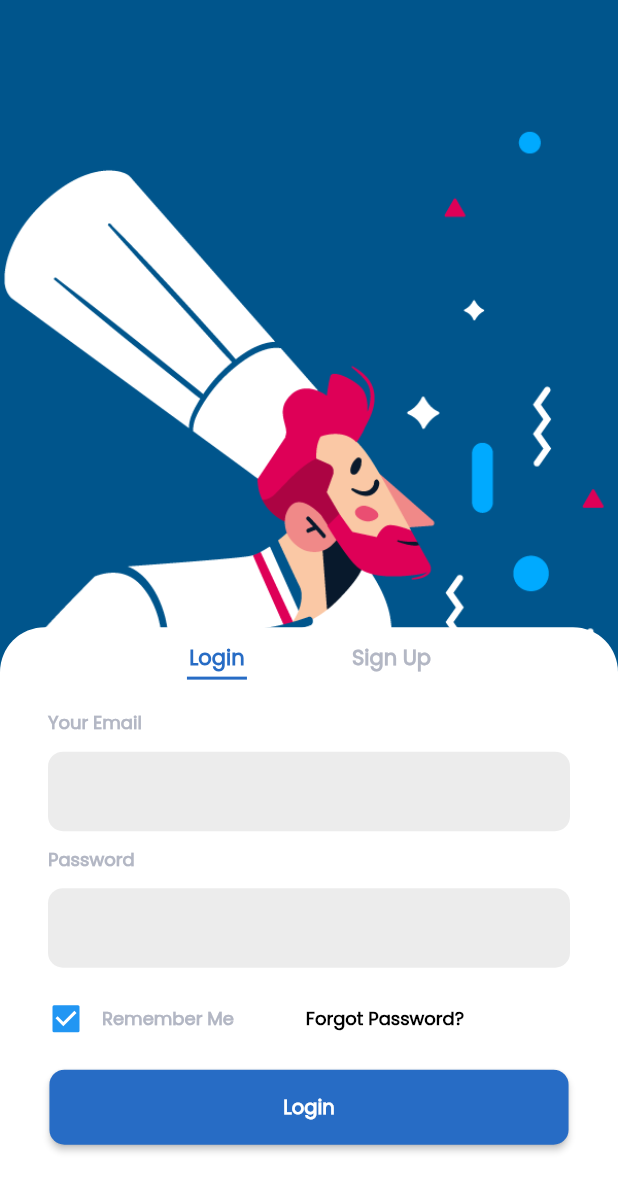
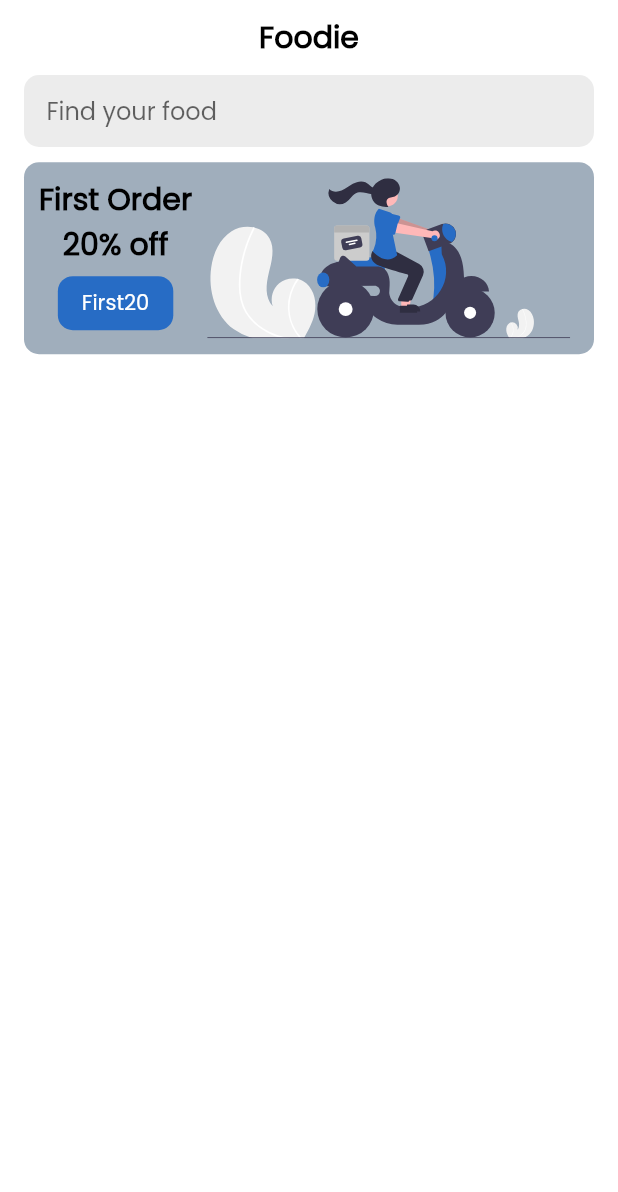
Before and after one commit to agyaregeoffrey/food-delivery-flutter, a Flutter app: the screen it shows after launch, after a tap on "Login", on a phone screen of 412 x 824 dp. Shown: the top 1192 px of the screen. Run offline on Flutter 3.47's test engine with Material 2 defaults, Android fonts, the phone set to English and light mode, and no system bars; our stand-ins replace firebase_auth, flutter_svg, google_fonts; accounts and stored records are empty.

```diff
--- a/lib/my_app.dart
+++ b/lib/my_app.dart
@@ -1,5 +1,5 @@
 import 'package:flutter/material.dart';
-import 'package:food_delivery_app/screens/home/home.dart';
+import 'package:food_delivery_app/routes/routes.dart';
 
 class MyApp extends StatelessWidget {
   const MyApp({Key? key}) : super(key: key);
@@ -12,7 +12,8 @@ class MyApp extends StatelessWidget {
         fontFamily: 'Poppins',
         scaffoldBackgroundColor: Colors.white,
       ),
-      home: const Home(),
+      initialRoute: Routes.homePage,
+      onGenerateRoute: Routes.generateRoute,
     );
   }
 }
--- /dev/null
+++ b/lib/routes/routes.dart
@@ -0,0 +1,26 @@
+import 'package:flutter/material.dart';
+import 'package:food_delivery_app/screens/home/home.dart';
+import 'package:food_delivery_app/screens/landing/landing.dart';
+
+class Routes {
+  static const homePage = '/';
+  static const landingPage = '/landing';
+
+  static Route<dynamic> generateRoute(RouteSettings routeSettings) {
+    switch (routeSettings.name) {
+      case homePage:
+        return MaterialPageRoute(
+          builder: (context) => const Home(),
+        );
+
+      case landingPage:
+        return MaterialPageRoute(
+          // Replace with landing page
+          builder: (context) => const Landing(),
+        );
+
+      default:
+        throw const FormatException('Route not found');
+    }
+  }
+}
--- a/lib/screens/home/home.dart
+++ b/lib/screens/home/home.dart
@@ -1,7 +1,6 @@
 import 'dart:ui';
 
 import 'package:flutter/material.dart';
-import 'package:food_delivery_app/component/button.dart';
 import 'package:food_delivery_app/screens/login/login.dart';
 import 'package:food_delivery_app/screens/signup/sign_up.dart';
 import 'package:food_delivery_app/utils/constants.dart';
@@ -77,7 +76,7 @@ class _HomeState extends State<Home> {
             Text(
               'Login',
               style: TextStyle(
-                fontSize: 14.0,
+                fontSize: 13.0,
                 fontWeight: FontWeight.bold,
                 color: index == 0 ? primaryColor : colorGrey,
               ),
@@ -97,7 +96,7 @@ class _HomeState extends State<Home> {
             Text(
               'Sign Up',
               style: TextStyle(
-                fontSize: 14.0,
+                fontSize: 13.0,
                 fontWeight: FontWeight.bold,
                 color: index == 1 ? primaryColor : colorGrey,
               ),
--- /dev/null
+++ b/lib/screens/landing/landing.dart
@@ -0,0 +1,92 @@
+import 'package:flutter/material.dart';
+import 'package:flutter_svg/flutter_svg.dart';
+import 'package:food_delivery_app/component/button.dart';
+import 'package:food_delivery_app/utils/constants.dart';
+import 'package:food_delivery_app/utils/size_config.dart';
+
+class Landing extends StatefulWidget {
+  const Landing({Key? key}) : super(key: key);
+
+  @override
+  _LandingState createState() => _LandingState();
+}
+
+class _LandingState extends State<Landing> {
+  @override
+  Widget build(BuildContext context) {
+    return Scaffold(
+      body: SafeArea(
+        child: Padding(
+          padding: const EdgeInsets.symmetric(horizontal: 16.0),
+          child: Column(
+            children: [
+              const Padding(
+                padding: EdgeInsets.only(top: 10.0, bottom: 10.0),
+                child: Align(
+                  alignment: Alignment.center,
+                  child: Text('Foodie', style: bigTextStyle),
+                ),
+              ),
+              Container(
+                decoration: BoxDecoration(
+                  color: lightGrey,
+                  borderRadius: BorderRadius.circular(10.0),
+                ),
+                child: Padding(
+                  padding: const EdgeInsets.only(left: 15, right: 15),
+                  child: TextFormField(
+                    decoration: const InputDecoration(
+                      border: InputBorder.none,
+                      hintText: 'Find your food',
+                    ),
+                  ),
+                ),
+              ),
+              SizedBox(
+                height: getProportionateScreenHeight(10.0),
+              ),
+              Container(
+                decoration: BoxDecoration(
+                  color: primaryLightColor,
+                  borderRadius: BorderRadius.circular(10.0),
+                ),
+                child: Row(
+                  children: [
+                    Padding(
+                      padding: const EdgeInsets.all(10.0),
+                      child: Column(
+                        children: [
+                          const Text(
+                            'First Order',
+                            style: bigTextStyle,
+                          ),
+                          const Text(
+                            '20% off',
+                            style: bigTextStyle,
+                          ),
+                          ElevatedButton(
+                            onPressed: () {},
+                            child: const Text('First20'),
+                            style: ElevatedButton.styleFrom(
+                                elevation: 0.0,
+                                primary: primaryColor,
+                                shape: RoundedRectangleBorder(
+                                    borderRadius: BorderRadius.circular(10.0))),
+                          )
+                        ],
+                      ),
+                    ),
+                    SvgPicture.asset(
+                      'assets/images/delivery.svg',
+                      height: getProportionateScreenHeight(105.0),
+                    )
+                  ],
+                ),
+              )
+            ],
+          ),
+        ),
+      ),
+    );
+  }
+}
--- a/lib/screens/login/body.dart
+++ b/lib/screens/login/body.dart
@@ -1,5 +1,6 @@
 import 'package:flutter/material.dart';
 import 'package:food_delivery_app/component/button.dart';
+import 'package:food_delivery_app/routes/routes.dart';
 import 'package:food_delivery_app/utils/constants.dart';
 
 class Body extends StatefulWidget {
@@ -14,7 +15,8 @@ class Body extends StatefulWidget {
 class _BodyState extends State<Body> {
   @override
   Widget build(BuildContext context) {
-    return Column(
+    return Form(
+      child: Column(
         crossAxisAlignment: CrossAxisAlignment.center,
         children: [
           const Padding(
@@ -94,7 +96,7 @@ class _BodyState extends State<Body> {
                     style: TextStyle(
                       fontWeight: FontWeight.bold,
                       color: primaryTextColor,
-                    fontSize: 12.0,
+                      fontSize: 11.0,
                     ),
                   ),
                 ),
@@ -102,9 +104,15 @@ class _BodyState extends State<Body> {
             ),
           ),
           const SizedBox(height: 10.0),
-        Button(text: 'Login', pressed: () {}),
+          Button(
+            text: 'Login',
+            pressed: () {
+              Navigator.of(context).pushNamed(Routes.landingPage);
+            },
+          ),
           const SizedBox(height: 20.0),
         ],
+      ),
     );
   }
 }
--- a/lib/screens/signup/body.dart
+++ b/lib/screens/signup/body.dart
@@ -1,6 +1,11 @@
+import 'package:firebase_auth/firebase_auth.dart';
 import 'package:flutter/material.dart';
 import 'package:food_delivery_app/component/button.dart';
+import 'package:food_delivery_app/routes/routes.dart';
 import 'package:food_delivery_app/utils/constants.dart';
+import 'package:food_delivery_app/utils/helpers.dart';
+
+final _auth = FirebaseAuth.instance;
 
 class Body extends StatefulWidget {
   const Body({
@@ -12,9 +17,37 @@ class Body extends StatefulWidget {
 }
 
 class _BodyState extends State<Body> {
+  final _formKey = GlobalKey<FormState>(debugLabel: "_BodyState");
+  final _emailController = TextEditingController();
+  final _passwordController = TextEditingController();
+  final _confirmPasswordController = TextEditingController();
+
+  @override
+  void dispose() {
+    _emailController.dispose();
+    _passwordController.dispose();
+    _confirmPasswordController.dispose();
+    super.dispose();
+  }
+
+  void _register() async {
+    final user = (await _auth.createUserWithEmailAndPassword(
+      email: _emailController.text,
+      password: _passwordController.text,
+    ))
+        .user;
+    if (user != null) {
+      Navigator.pushNamed(context, Routes.landingPage);
+    } else {
+      Helpers.showSnack(context, 'Sign up failed.');
+    }
+  }
+
   @override
   Widget build(BuildContext context) {
-    return Column(
+    return Form(
+      key: _formKey,
+      child: Column(
         crossAxisAlignment: CrossAxisAlignment.center,
         children: [
           const Padding(
@@ -38,6 +71,15 @@ class _BodyState extends State<Body> {
               child: Padding(
                 padding: const EdgeInsets.only(left: 15, right: 15, top: 5),
                 child: TextFormField(
+                  controller: _emailController,
+                  validator: (value) {
+                    if (value!.isEmpty ||
+                        value.contains('@') ||
+                        value.endsWith('.com')) {
+                      Helpers.showSnack(context, 'Enter a valid email');
+                    }
+                    return null;
+                  },
                   keyboardType: TextInputType.emailAddress,
                   decoration: const InputDecoration(
                     border: InputBorder.none,
@@ -68,6 +110,13 @@ class _BodyState extends State<Body> {
               child: Padding(
                 padding: const EdgeInsets.only(left: 15, right: 15, top: 5),
                 child: TextFormField(
+                  controller: _passwordController,
+                  validator: (value) {
+                    if (value!.isEmpty || value.length < 8) {
+                      Helpers.showSnack(context, 'Enter a valid password');
+                    }
+                    return null;
+                  },
                   obscureText: true,
                   decoration: const InputDecoration(
                     border: InputBorder.none,
@@ -98,7 +147,14 @@ class _BodyState extends State<Body> {
               child: Padding(
                 padding: const EdgeInsets.only(left: 15, right: 15, top: 5),
                 child: TextFormField(
-                keyboardType: TextInputType.visiblePassword,
+                  controller: _confirmPasswordController,
+                  validator: (value) {
+                    if (value!.isEmpty || value != _passwordController.text) {
+                      Helpers.showSnack(context, 'Passwords do not match');
+                    }
+                    return null;
+                  },
+                  obscureText: true,
                   decoration: const InputDecoration(
                     border: InputBorder.none,
                   ),
@@ -108,9 +164,16 @@ class _BodyState extends State<Body> {
           ),
           const SizedBox(height: 10.0),
           const SizedBox(height: 10.0),
-        Button(text: 'Sign Up', pressed: () {}),
+          Button(
+              text: 'Sign Up',
+              pressed: () {
+                if (_formKey.currentState!.validate()) {
+                  _register();
+                }
+              }),
           const SizedBox(height: 20.0),
         ],
+      ),
     );
   }
 }
--- a/lib/utils/constants.dart
+++ b/lib/utils/constants.dart
@@ -8,13 +8,19 @@ const colorGrey = Color(0xFFB3B7C4);
 const lightGrey = Color(0xFFECECEC);
 
 const captionTextStyle = TextStyle(
-  fontSize: 15.0,
+  fontSize: 13.0,
+  color: primaryTextColor,
+  fontWeight: FontWeight.bold,
+);
+
+const bigTextStyle = TextStyle(
+  fontSize: 20.0,
   color: primaryTextColor,
   fontWeight: FontWeight.bold,
 );
 
 const descriptionTextStyle = TextStyle(
-  fontSize: 12.0,
+  fontSize: 11.0,
   color: Color(0xFFB3B7C4),
   fontWeight: FontWeight.bold,
 );
--- a/pubspec.yaml
+++ b/pubspec.yaml
@@ -35,6 +35,11 @@ dependencies:
   # Use with the CupertinoIcons class for iOS style icons.
   cupertino_icons: ^1.0.2
   google_fonts: ^2.1.1
+  firebase_auth: ^3.3.5
+  provider: ^6.0.2
+  cloud_firestore: ^3.1.6
+  firebase_analytics: ^9.0.5
+  flutter_svg: ^1.0.0
 
 dev_dependencies:
   flutter_test:
```
Also changed, not shown: lib/utils/helpers.dart (added, +11 -0 lines), assets/images/delivery.svg (added), assets/images/profile.jpeg (added), pubspec.lock, 4 other files. Lines whose indentation alone changed are shown as unchanged.
